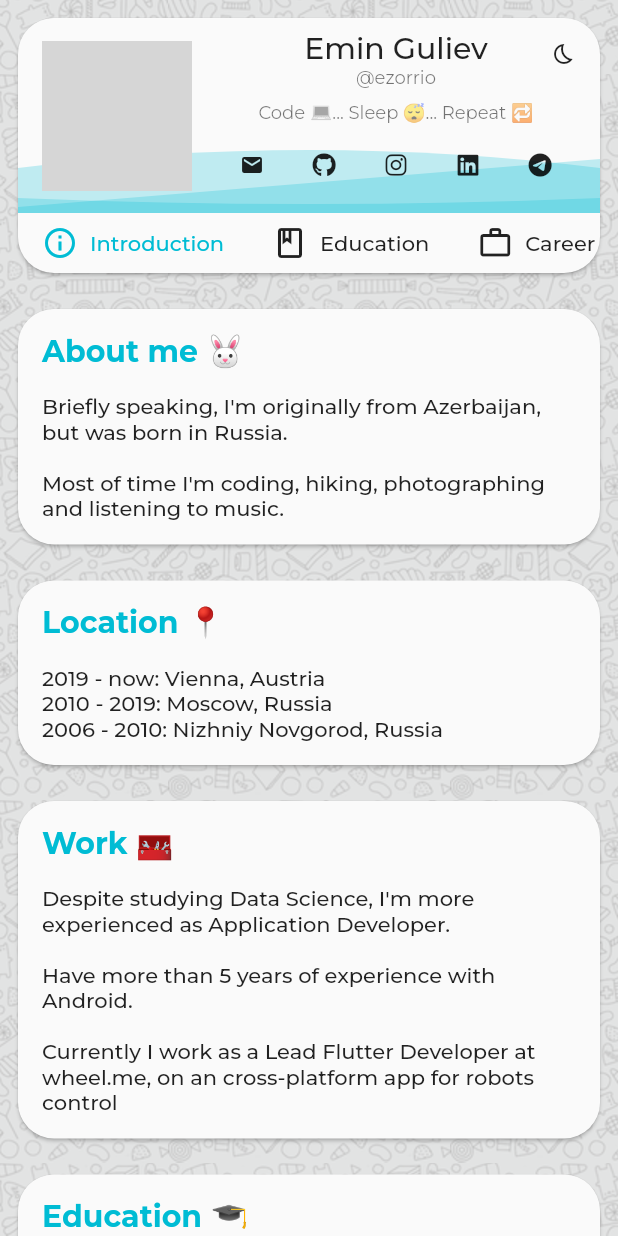
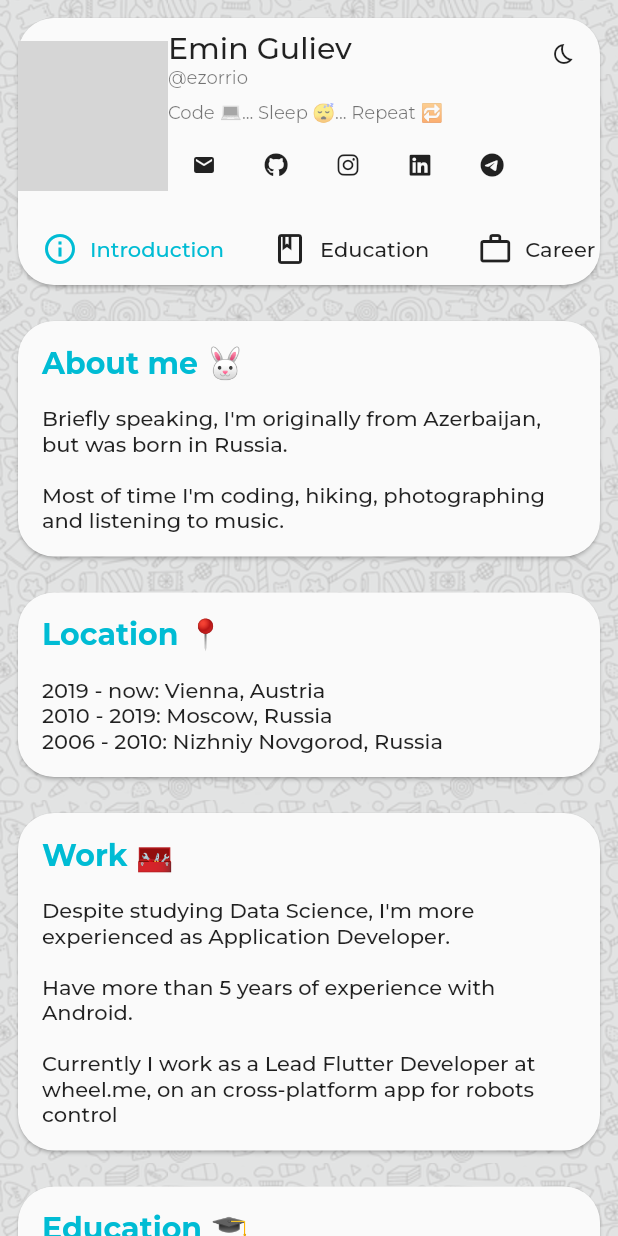
Before and after one commit to ezorrio/ezorrio.dev, a Flutter app: the screen it shows after launch, after a tap on the "bedtime" icon, after a tap on the "email" icon, on a phone screen of 412 x 824 dp. Run offline on Flutter 3.47's test engine with Material 2 defaults, Android fonts, the phone set to English and light mode, and no system bars; our stand-ins replace bloc, flutter_bloc, font_awesome_flutter, freezed_annotation, google_fonts, shared_preferences; network calls fail; grey boxes are pictures that could not be loaded.

Commit message:
chore: Removed waves. Further optimization

```diff
--- a/lib/ui/widget/AnimatedWave.dart
+++ /dev/null
@@ -1,67 +0,0 @@
-import 'dart:math';
-
-import 'package:flutter/material.dart';
-import 'package:simple_animations/simple_animations.dart';
-
-class AnimatedWave extends StatelessWidget {
-  final double height;
-  final double speed;
-  final double offset;
-  final Color color;
-
-  const AnimatedWave(
-      {required this.height,
-      required this.speed,
-      this.offset = 0.0,
-      this.color = Colors.white,
-      Key? key})
-      : super(key: key);
-
-  @override
-  Widget build(BuildContext context) => LayoutBuilder(
-        builder: (context, constraints) => SizedBox(
-          height: height,
-          width: constraints.biggest.width,
-          child: LoopAnimation(
-            duration: Duration(milliseconds: (5000 / speed).round()),
-            tween: Tween(begin: 0.0, end: 2 * pi),
-            builder: (context, widget, value) => CustomPaint(
-              foregroundPainter:
-                  CurvePainter((value as double) + offset, color),
-            ),
-          ),
-        ),
-      );
-}
-
-class CurvePainter extends CustomPainter {
-  final double value;
-  final Color color;
-
-  CurvePainter(this.value, this.color);
-
-  @override
-  void paint(Canvas canvas, Size size) {
-    final white = Paint()..color = color.withAlpha(60);
-    final path = Path();
-
-    final y1 = sin(value);
-    final y2 = sin(value + pi / 2);
-    final y3 = sin(value + pi);
-
-    final startPointY = size.height * (0.5 + 0.4 * y1);
-    final controlPointY = size.height * (0.5 + 0.4 * y2);
-    final endPointY = size.height * (0.5 + 0.4 * y3);
-
-    path.moveTo(size.width * 0, startPointY);
-    path.quadraticBezierTo(
-        size.width * 0.5, controlPointY, size.width, endPointY);
-    path.lineTo(size.width, size.height);
-    path.lineTo(0, size.height);
-    path.close();
-    canvas.drawPath(path, white);
-  }
-
-  @override
-  bool shouldRepaint(CustomPainter oldDelegate) => true;
-}
--- a/lib/ui/widget/MenuWidget.dart
+++ b/lib/ui/widget/MenuWidget.dart
@@ -46,7 +46,7 @@ class MenuWidgetState extends State<MenuWidget> {
 
   Widget _drawerItemCompact(
           {required AppPlace pageToOpen, bool isActive = false}) =>
-      GestureDetector(
+      InkWell(
         onTap: () => App.navigatorKey.currentState!
             .pushNamedAndRemoveUntil(pageToOpen.routeName, (route) => false),
         child: Padding(
@@ -70,7 +70,8 @@ class MenuWidgetState extends State<MenuWidget> {
         ),
       );
 
-  Widget mainDrawerCompact(BuildContext context) => AppWidgets.conditionalPadding(
+  Widget mainDrawerCompact(BuildContext context) =>
+      AppWidgets.conditionalPadding(
         context: context,
         child: Card(
           child: Column(
@@ -87,8 +88,9 @@ class MenuWidgetState extends State<MenuWidget> {
                     RepositoryProvider.of<DataRepository>(context).networkLinks,
               ),
               LimitedBox(
-                maxHeight: 40,
+                maxHeight: 48,
                 child: ListView.builder(
+                    shrinkWrap: true,
                     scrollDirection:
                         widget.isCompact ? Axis.horizontal : Axis.vertical,
                     itemCount: widget.pageList.length,
--- a/lib/ui/widget/ProfileHeader.dart
+++ b/lib/ui/widget/ProfileHeader.dart
@@ -6,8 +6,6 @@ import 'package:ezorrio_dev/resource/DataRepository.dart';
 import 'package:ezorrio_dev/ui/widget/AppWidgets.dart';
 import 'package:ezorrio_dev/ui/widget/SocialNetworks.dart';
 import 'package:flutter/material.dart';
-
-import 'AnimatedWave.dart';
 
 class ProfileHeader extends StatelessWidget {
   final bool isCompact;
@@ -27,13 +25,6 @@ class ProfileHeader extends StatelessWidget {
       Key? key})
       : super(key: key);
 
-  Widget _onBottom(Widget child) => Positioned.fill(
-        child: Align(
-          alignment: Alignment.bottomCenter,
-          child: child,
-        ),
-      );
-
   Widget _onCorner(Widget child) => Positioned.fill(
         child: Align(
           alignment: Alignment.topRight,
@@ -43,7 +34,7 @@ class ProfileHeader extends StatelessWidget {
 
   Widget profile(BuildContext context) => isCompact
       ? Row(
-          mainAxisAlignment: MainAxisAlignment.spaceEvenly,
+          mainAxisAlignment: MainAxisAlignment.start,
           children: [
             ClipOval(
               child: Image.network(
@@ -55,6 +46,7 @@ class ProfileHeader extends StatelessWidget {
             ),
             Column(
               mainAxisAlignment: MainAxisAlignment.spaceEvenly,
+              crossAxisAlignment: CrossAxisAlignment.start,
               children: [
                 Text(name, style: context.textStyleTitle),
                 // SizedBox(height: 4),
@@ -105,23 +97,6 @@ class ProfileHeader extends StatelessWidget {
 
   Widget waves(BuildContext context) => Stack(
         children: <Widget>[
-          _onBottom(AnimatedWave(
-            height: 20,
-            speed: 1.0,
-            color: AppColors.primary,
-          )),
-          _onBottom(AnimatedWave(
-            height: 60,
-            speed: 0.9,
-            offset: pi,
-            color: AppColors.primary,
-          )),
-          _onBottom(AnimatedWave(
-            height: 40,
-            speed: 1.2,
-            offset: pi / 2,
-            color: AppColors.primary,
-          )),
           _onCorner(IconButton(
             icon: const Icon(Icons.bedtime_outlined, size: 16),
             onPressed: () => showModalBottomSheet<void>(
--- a/pubspec.yaml
+++ b/pubspec.yaml
@@ -31,7 +31,6 @@ dependencies:
   google_fonts: ^2.3.1
   url_launcher: ^6.0.20
   flutter_staggered_grid_view: ^0.6.1
-  timelines: ^0.1.0
   freezed_annotation: ^1.1.0
   intl: ^0.17.0
 
```
Also changed, not shown: lib/ui/page/EducationPage.dart (+5 -13 lines), lib/ui/page/ProjectsPage.dart (+5 -13 lines), lib/ui/page/WorkPage.dart (+4 -13 lines), pubspec.lock.
